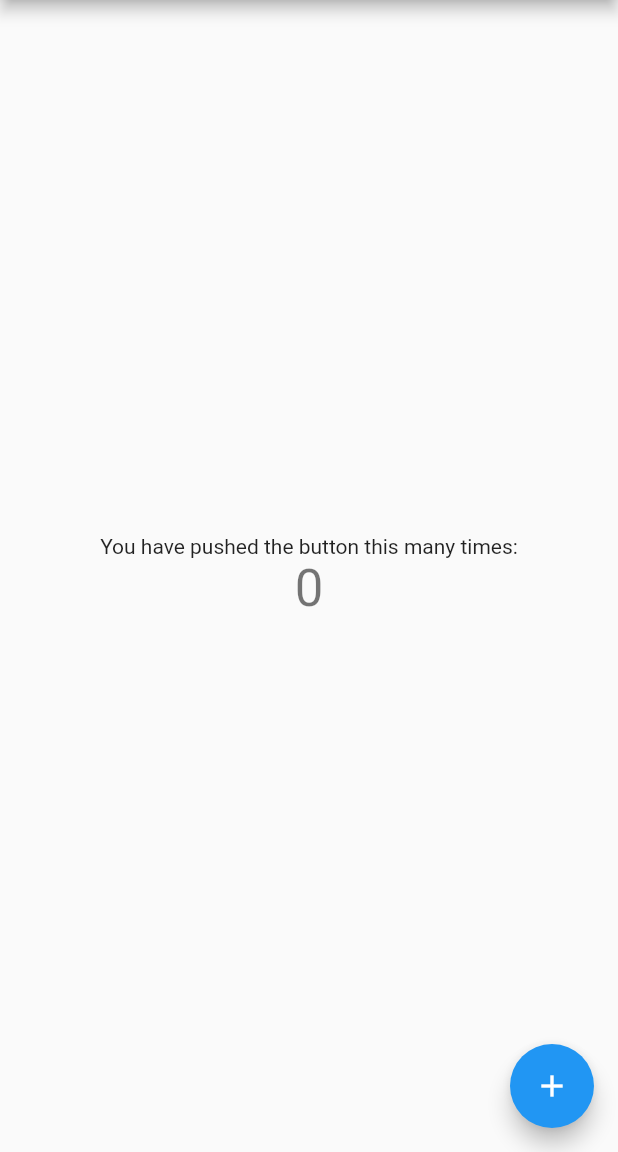
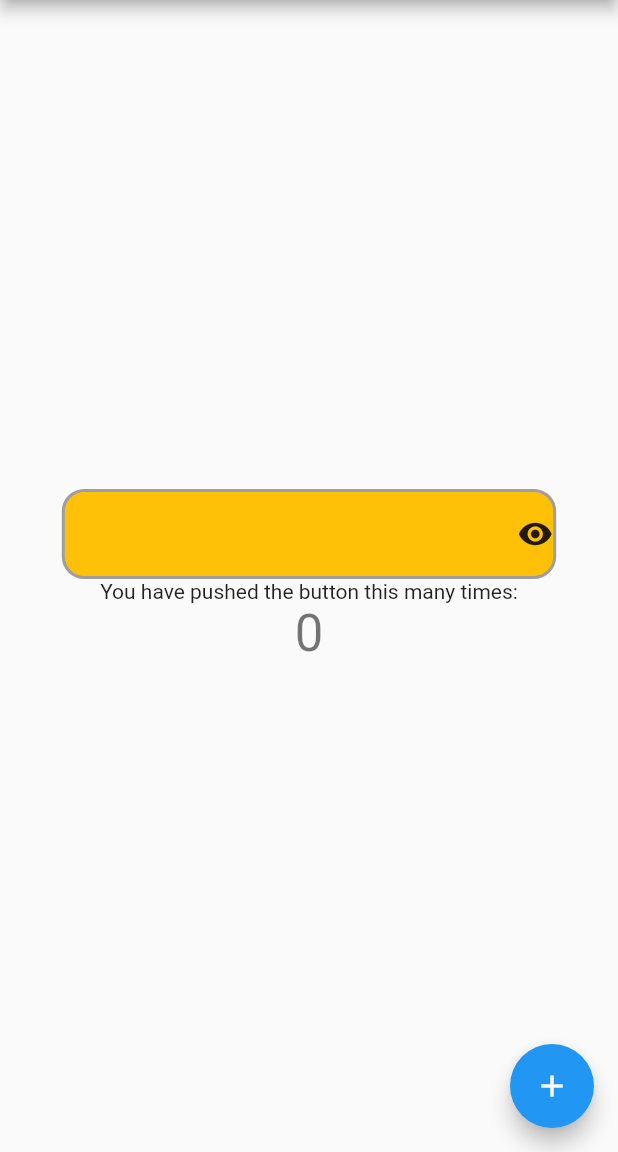
Before and after one commit to danielperez1234/registros-mike-sexto, a Flutter app: the screen it shows after launch, on a phone screen of 412 x 824 dp, the part 84-1236 px from its top. Run offline on Flutter 3.47's test engine with Material 2 defaults, Android fonts, the phone set to English and light mode, and no system bars; missing offline and left inert: dart:html.

Commit message:
Actualizar main.dart y cust_TextField.dart

```diff
--- a/lib/main.dart
+++ b/lib/main.dart
@@ -1,4 +1,5 @@
 import 'package:flutter/material.dart';
+import 'package:productos/widgets/cust_TextField.dart';
 
 void main() {
   runApp(const MyApp());
@@ -95,6 +96,10 @@ class _MyHomePageState extends State<MyHomePage> {
           // horizontal).
           mainAxisAlignment: MainAxisAlignment.center,
           children: <Widget>[
+            CustTextField(
+              textEditingController: TextEditingController(),
+              isObscure: true,
+            ),
             const Text(
               'You have pushed the button this many times:',
             ),
--- a/lib/widgets/cust_TextField.dart
+++ b/lib/widgets/cust_TextField.dart
@@ -1,8 +1,10 @@
+import 'dart:html';
+
 import 'package:flutter/material.dart';
 import 'package:flutter/src/widgets/framework.dart';
 import 'package:flutter/src/widgets/placeholder.dart';
 
-class CustTextField extends StatelessWidget {
+class CustTextField extends StatefulWidget {
   CustTextField(
       {super.key,
       required this.textEditingController,
@@ -11,12 +13,43 @@ class CustTextField extends StatelessWidget {
   TextEditingController textEditingController;
   bool isObscure;
   TextInputType textInputType;
+
+  @override
+  State<CustTextField> createState() => _CustTextFieldState();
+}
+
+class _CustTextFieldState extends State<CustTextField> {
+  late bool isObscure;
+  @override
+  void setState(fn) {
+    // TODO: implement setState
+    super.setState(fn);
+    print("hice un ss alv");
+  }
+
+  @override
+  void initState() {
+    // TODO: implement initState
+    super.initState();
+    isObscure = widget.isObscure;
+    print("estoy armando la pantalla por primera vez");
+  }
+
   @override
   Widget build(BuildContext context) {
     return Container(
+      width: MediaQuery.of(context).size.width * .8,
+      height: 60,
+      decoration: BoxDecoration(
+          color: Colors.amber,
+          borderRadius: BorderRadius.circular(15),
+          border: Border.all(color: Colors.grey, width: 2)),
+      child: Row(
+        children: [
+          Expanded(
             child: TextField(
-        controller: textEditingController,
-        keyboardType: textInputType,
+              controller: widget.textEditingController,
+              keyboardType: widget.textInputType,
               obscureText: isObscure,
               decoration: InputDecoration(
                   border: InputBorder.none,
@@ -26,6 +59,21 @@ class CustTextField extends StatelessWidget {
                   disabledBorder: InputBorder.none,
                   focusedErrorBorder: InputBorder.none),
             ),
+          ),
+          if (widget.isObscure)
+            GestureDetector(
+              child: Icon(Icons.visibility),
+              onTapDown: (a) {
+                isObscure = false;
+                setState(() {});
+              },
+              onTapUp: (a) {
+                isObscure = true;
+                setState(() {});
+              },
+            )
+        ],
+      ),
     );
   }
 }
```
Lines whose indentation alone changed are shown as unchanged.
